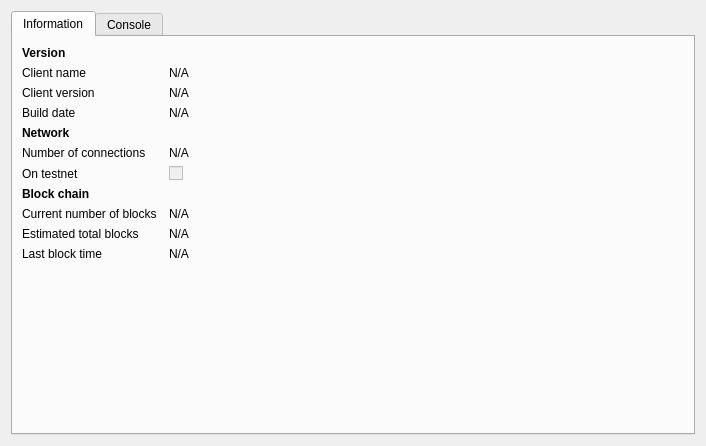
Old version of the form src/qt/forms/rpcconsole.ui in the repository Earlz/firepeer.
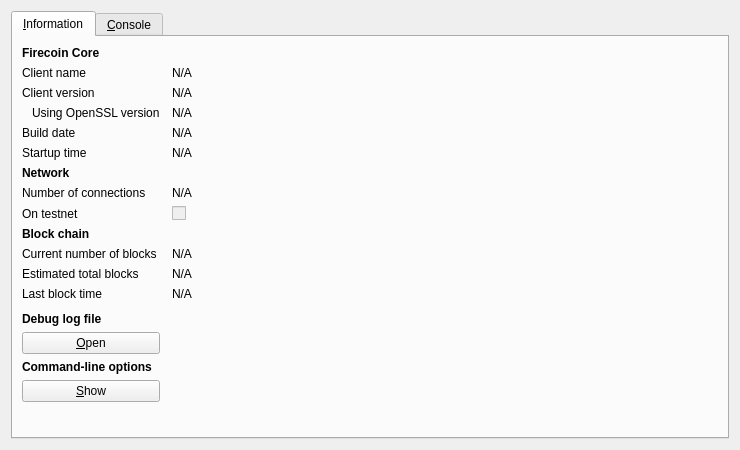
New version of the form. Icons and pictures are not drawn.

The edit to the form file:
```diff
--- a/src/qt/forms/rpcconsole.ui
+++ b/src/qt/forms/rpcconsole.ui
@@ -6,8 +6,8 @@
    <rect>
     <x>0</x>
     <y>0</y>
-    <width>706</width>
-    <height>446</height>
+    <width>740</width>
+    <height>450</height>
    </rect>
   </property>
   <property name="windowTitle">
@@ -21,12 +21,25 @@
      </property>
      <widget class="QWidget" name="tab_info">
       <attribute name="title">
-       <string>Information</string>
+       <string>&amp;Information</string>
       </attribute>
       <layout class="QGridLayout" name="gridLayout" columnstretch="0,1">
        <property name="horizontalSpacing">
         <number>12</number>
        </property>
+       <item row="0" column="0">
+        <widget class="QLabel" name="label_9">
+         <property name="font">
+          <font>
+           <weight>75</weight>
+           <bold>true</bold>
+          </font>
+         </property>
+         <property name="text">
+          <string>Firecoin Core</string>
+         </property>
+        </widget>
+       </item>
        <item row="1" column="0">
         <widget class="QLabel" name="label_5">
          <property name="text">
@@ -67,20 +80,79 @@
          </property>
         </widget>
        </item>
-       <item row="0" column="0">
-        <widget class="QLabel" name="label_9">
-         <property name="font">
-          <font>
-           <weight>75</weight>
-           <bold>true</bold>
-          </font>
+       <item row="3" column="0">
+        <widget class="QLabel" name="label_14">
+         <property name="text">
+          <string>Using OpenSSL version</string>
          </property>
+         <property name="indent">
+          <number>10</number>
+         </property>
+        </widget>
+       </item>
+       <item row="3" column="1">
+        <widget class="QLabel" name="openSSLVersion">
+         <property name="cursor">
+          <cursorShape>IBeamCursor</cursorShape>
+         </property>
          <property name="text">
-          <string>Version</string>
+          <string>N/A</string>
+         </property>
+         <property name="textFormat">
+          <enum>Qt::PlainText</enum>
+         </property>
+         <property name="textInteractionFlags">
+          <set>Qt::LinksAccessibleByMouse|Qt::TextSelectableByKeyboard|Qt::TextSelectableByMouse</set>
          </property>
         </widget>
        </item>
        <item row="4" column="0">
+        <widget class="QLabel" name="label_12">
+         <property name="text">
+          <string>Build date</string>
+         </property>
+        </widget>
+       </item>
+       <item row="4" column="1">
+        <widget class="QLabel" name="buildDate">
+         <property name="cursor">
+          <cursorShape>IBeamCursor</cursorShape>
+         </property>
+         <property name="text">
+          <string>N/A</string>
+         </property>
+         <property name="textFormat">
+          <enum>Qt::PlainText</enum>
+         </property>
+         <property name="textInteractionFlags">
+          <set>Qt::LinksAccessibleByMouse|Qt::TextSelectableByKeyboard|Qt::TextSelectableByMouse</set>
+         </property>
+        </widget>
+       </item>
+       <item row="5" column="0">
+        <widget class="QLabel" name="label_13">
+         <property name="text">
+          <string>Startup time</string>
+         </property>
+        </widget>
+       </item>
+       <item row="5" column="1">
+        <widget class="QLabel" name="startupTime">
+         <property name="cursor">
+          <cursorShape>IBeamCursor</cursorShape>
+         </property>
+         <property name="text">
+          <string>N/A</string>
+         </property>
+         <property name="textFormat">
+          <enum>Qt::PlainText</enum>
+         </property>
+         <property name="textInteractionFlags">
+          <set>Qt::LinksAccessibleByMouse|Qt::TextSelectableByKeyboard|Qt::TextSelectableByMouse</set>
+         </property>
+        </widget>
+       </item>
+       <item row="6" column="0">
         <widget class="QLabel" name="label_11">
          <property name="font">
           <font>
@@ -93,14 +165,14 @@
          </property>
         </widget>
        </item>
-       <item row="5" column="0">
+       <item row="7" column="0">
         <widget class="QLabel" name="label_7">
          <property name="text">
           <string>Number of connections</string>
          </property>
         </widget>
        </item>
-       <item row="5" column="1">
+       <item row="7" column="1">
         <widget class="QLabel" name="numberOfConnections">
          <property name="text">
           <string>N/A</string>
@@ -113,14 +185,14 @@
          </property>
         </widget>
        </item>
-       <item row="6" column="0">
+       <item row="8" column="0">
         <widget class="QLabel" name="label_8">
          <property name="text">
           <string>On testnet</string>
          </property>
         </widget>
        </item>
-       <item row="6" column="1">
+       <item row="8" column="1">
         <widget class="QCheckBox" name="isTestNet">
          <property name="enabled">
           <bool>false</bool>
@@ -130,7 +202,7 @@
          </property>
         </widget>
        </item>
-       <item row="7" column="0">
+       <item row="9" column="0">
         <widget class="QLabel" name="label_10">
          <property name="font">
           <font>
@@ -143,14 +215,14 @@
          </property>
         </widget>
        </item>
-       <item row="8" column="0">
+       <item row="10" column="0">
         <widget class="QLabel" name="label_3">
          <property name="text">
           <string>Current number of blocks</string>
          </property>
         </widget>
        </item>
-       <item row="8" column="1">
+       <item row="10" column="1">
         <widget class="QLabel" name="numberOfBlocks">
          <property name="text">
           <string>N/A</string>
@@ -163,14 +235,14 @@
          </property>
         </widget>
        </item>
-       <item row="9" column="0">
+       <item row="11" column="0">
         <widget class="QLabel" name="label_4">
          <property name="text">
           <string>Estimated total blocks</string>
          </property>
         </widget>
        </item>
-       <item row="9" column="1">
+       <item row="11" column="1">
         <widget class="QLabel" name="totalBlocks">
          <property name="text">
           <string>N/A</string>
@@ -183,14 +255,14 @@
          </property>
         </widget>
        </item>
-       <item row="10" column="0">
+       <item row="12" column="0">
         <widget class="QLabel" name="label_2">
          <property name="text">
           <string>Last block time</string>
          </property>
         </widget>
        </item>
-       <item row="10" column="1">
+       <item row="12" column="1">
         <widget class="QLabel" name="lastBlockTime">
          <property name="text">
           <string>N/A</string>
@@ -203,7 +275,72 @@
          </property>
         </widget>
        </item>
-       <item row="11" column="0">
+       <item row="13" column="0">
+        <spacer name="verticalSpacer_2">
+         <property name="orientation">
+          <enum>Qt::Vertical</enum>
+         </property>
+         <property name="sizeHint" stdset="0">
+          <size>
+           <width>20</width>
+           <height>20</height>
+          </size>
+         </property>
+        </spacer>
+       </item>
+       <item row="14" column="0">
+        <widget class="QLabel" name="labelDebugLogfile">
+         <property name="font">
+          <font>
+           <weight>75</weight>
+           <bold>true</bold>
+          </font>
+         </property>
+         <property name="text">
+          <string>Debug log file</string>
+         </property>
+        </widget>
+       </item>
+       <item row="15" column="0">
+        <widget class="QPushButton" name="openDebugLogfileButton">
+         <property name="toolTip">
+          <string>Open the Firecoin debug log file from the current data directory. This can take a few seconds for large log files.</string>
+         </property>
+         <property name="text">
+          <string>&amp;Open</string>
+         </property>
+         <property name="autoDefault">
+          <bool>false</bool>
+         </property>
+        </widget>
+       </item>
+       <item row="16" column="0">
+        <widget class="QLabel" name="labelCLOptions">
+         <property name="font">
+          <font>
+           <weight>75</weight>
+           <bold>true</bold>
+          </font>
+         </property>
+         <property name="text">
+          <string>Command-line options</string>
+         </property>
+        </widget>
+       </item>
+       <item row="17" column="0">
+        <widget class="QPushButton" name="showCLOptionsButton">
+         <property name="toolTip">
+          <string>Show the Firecoin-Qt help message to get a list with possible Firecoin command-line options.</string>
+         </property>
+         <property name="text">
+          <string>&amp;Show</string>
+         </property>
+         <property name="autoDefault">
+          <bool>false</bool>
+         </property>
+        </widget>
+       </item>
+       <item row="18" column="0">
         <spacer name="verticalSpacer">
          <property name="orientation">
           <enum>Qt::Vertical</enum>
@@ -216,25 +353,11 @@
          </property>
         </spacer>
        </item>
-       <item row="3" column="0">
-        <widget class="QLabel" name="label_12">
-         <property name="text">
-          <string>Build date</string>
-         </property>
-        </widget>
-       </item>
-       <item row="3" column="1">
-        <widget class="QLabel" name="buildDate">
-         <property name="text">
-          <string>N/A</string>
-         </property>
-        </widget>
-       </item>
       </layout>
      </widget>
      <widget class="QWidget" name="tab_console">
       <attribute name="title">
-       <string>Console</string>
+       <string>&amp;Console</string>
       </attribute>
       <layout class="QVBoxLayout" name="verticalLayout_3">
        <property name="spacing">
```
Left out of the diff: 22 changed lines with no effect on the pictures.
